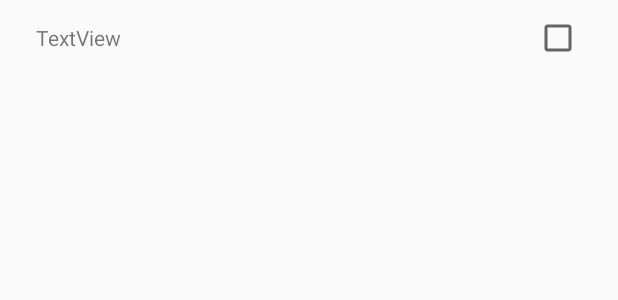
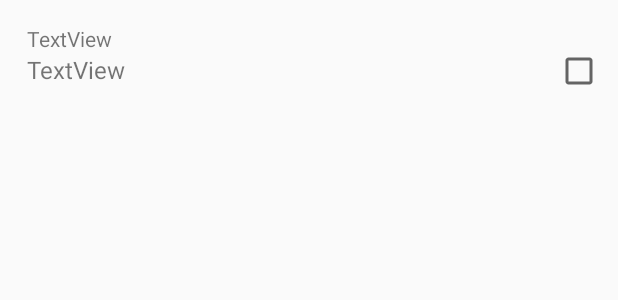
Before and after one commit to boarderYuki/AOS_study_0001, an Android app: the layout cell_layout.xml on its own in the app's theme, with its tools: preview values and no code run, on a phone screen of 412 x 824 dp. Shown: the top 300 px of the screen. Run offline under Robolectric (Android 15) with nearby library versions, the phone set to English and light mode, and no system bars.

Commit message:
체크박스 이벤트 중

```diff
--- a/app/src/main/java/io/indexpath/study_001/Person.kt
+++ b/app/src/main/java/io/indexpath/study_001/Person.kt
@@ -24,8 +24,10 @@ open class Person(): RealmObject() {
 
 open class TodoList: RealmObject() {
 
+
     var id: Long = 0
     var owner: String? = null
+    var cDate: String = ""
     var content: String? = null
-    var isFinish: Boolean? = null
+    var isFinish: Boolean = false
 }
--- a/app/src/main/res/layout/cell_layout.xml
+++ b/app/src/main/res/layout/cell_layout.xml
@@ -3,28 +3,37 @@
     xmlns:app="http://schemas.android.com/apk/res-auto"
     xmlns:tools="http://schemas.android.com/tools"
     android:layout_width="match_parent"
-    android:layout_height="50dp">
+    android:layout_height="wrap_content"
+    android:padding="10dp">
 
     <TextView
         android:id="@+id/todoContent"
         android:layout_width="0dp"
-        android:layout_height="20dp"
+        android:layout_height="wrap_content"
         android:layout_marginEnd="16dp"
-        android:layout_marginStart="24dp"
+        android:layout_marginStart="8dp"
         android:text="TextView"
-        android:textSize="14sp"
+        android:textSize="16sp"
         app:layout_constraintBottom_toBottomOf="parent"
         app:layout_constraintEnd_toStartOf="@+id/cellCheckBox"
-        app:layout_constraintHorizontal_bias="0.0"
+        app:layout_constraintHorizontal_bias="0.5"
         app:layout_constraintStart_toStartOf="parent"
-        app:layout_constraintTop_toTopOf="parent" />
+        app:layout_constraintTop_toBottomOf="@+id/createDate" />
 
     <CheckBox
         android:id="@+id/cellCheckBox"
         android:layout_width="wrap_content"
         android:layout_height="wrap_content"
-        android:layout_marginEnd="24dp"
-        app:layout_constraintBottom_toBottomOf="parent"
-        app:layout_constraintEnd_toEndOf="parent"
-        app:layout_constraintTop_toTopOf="parent" />
+        app:layout_constraintBaseline_toBaselineOf="@+id/todoContent"
+        app:layout_constraintEnd_toEndOf="parent" />
+
+    <TextView
+        android:id="@+id/createDate"
+        android:layout_width="wrap_content"
+        android:layout_height="wrap_content"
+        android:text="TextView"
+        app:layout_constraintBottom_toTopOf="@+id/todoContent"
+        app:layout_constraintStart_toStartOf="@+id/todoContent"
+        app:layout_constraintTop_toTopOf="parent"
+        app:layout_constraintVertical_chainStyle="packed" />
 </android.support.constraint.ConstraintLayout>
```
Also changed, not shown: app/src/main/java/io/indexpath/study_001/ResultActivity.kt (+50 -53 lines).
